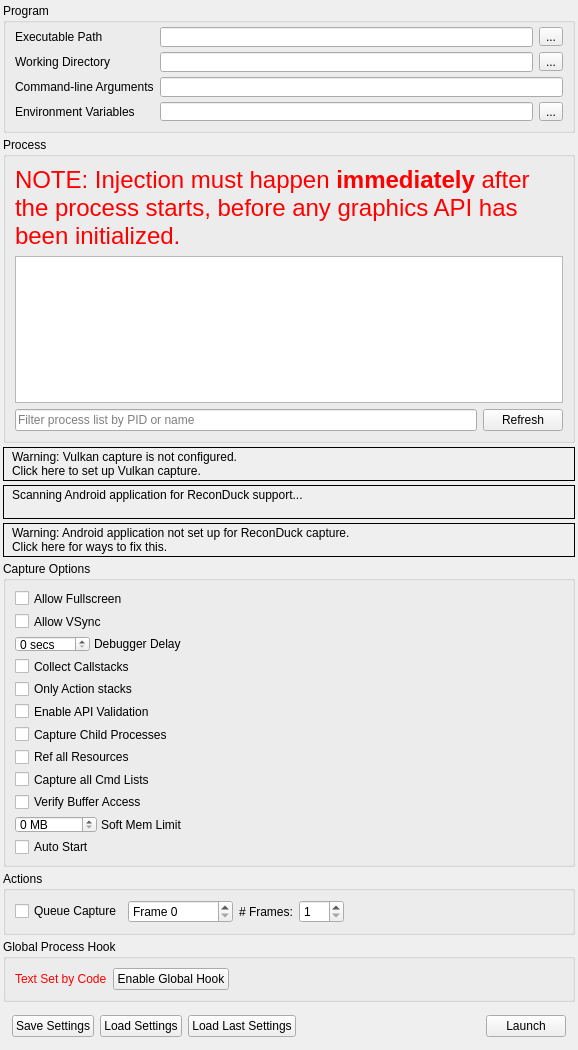
First picture: the form in qreconduck/Windows/Dialogs/CaptureDialog.ui, repository theStar7/ReconDuck, before the edit.
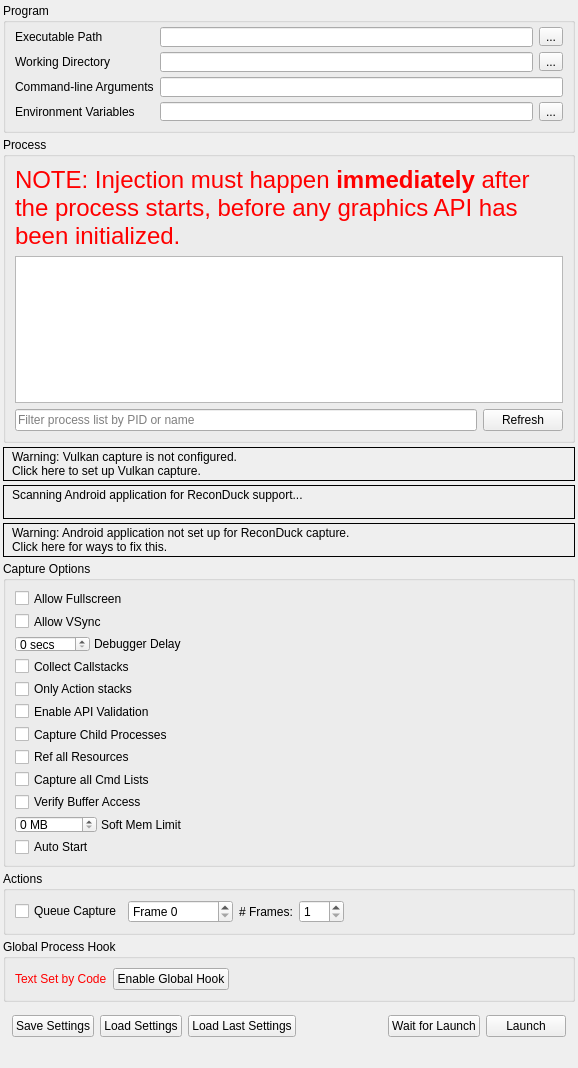
Second picture: the form after the edit. Icons and pictures are not drawn. Custom widgets are drawn as their Qt base class.

Commit message: Improve Windows capture compatibility and fix older VC runtime initialization

```diff
--- a/qreconduck/Windows/Dialogs/CaptureDialog.ui
+++ b/qreconduck/Windows/Dialogs/CaptureDialog.ui
@@ -872,6 +872,16 @@
         </property>
        </spacer>
       </item>
+      <item>
+       <widget class="QPushButton" name="waitLaunch">
+        <property name="toolTip">
+         <string>Select the actual rendering executable, then start it through its launcher</string>
+        </property>
+        <property name="text">
+         <string>Wait for Launch</string>
+        </property>
+       </widget>
+      </item>
       <item>
        <widget class="QPushButton" name="launch">
         <property name="toolTip">
@@ -885,6 +895,12 @@
      </layout>
     </widget>
    </item>
+   <item>
+    <widget class="QLabel" name="manualLaunchStatus">
+     <property name="text"><string/></property>
+     <property name="wordWrap"><bool>true</bool></property>
+    </widget>
+   </item>
    <item>
     <spacer name="topVerticalSpacer">
      <property name="orientation">
```
The commit also changes 69 other files.
